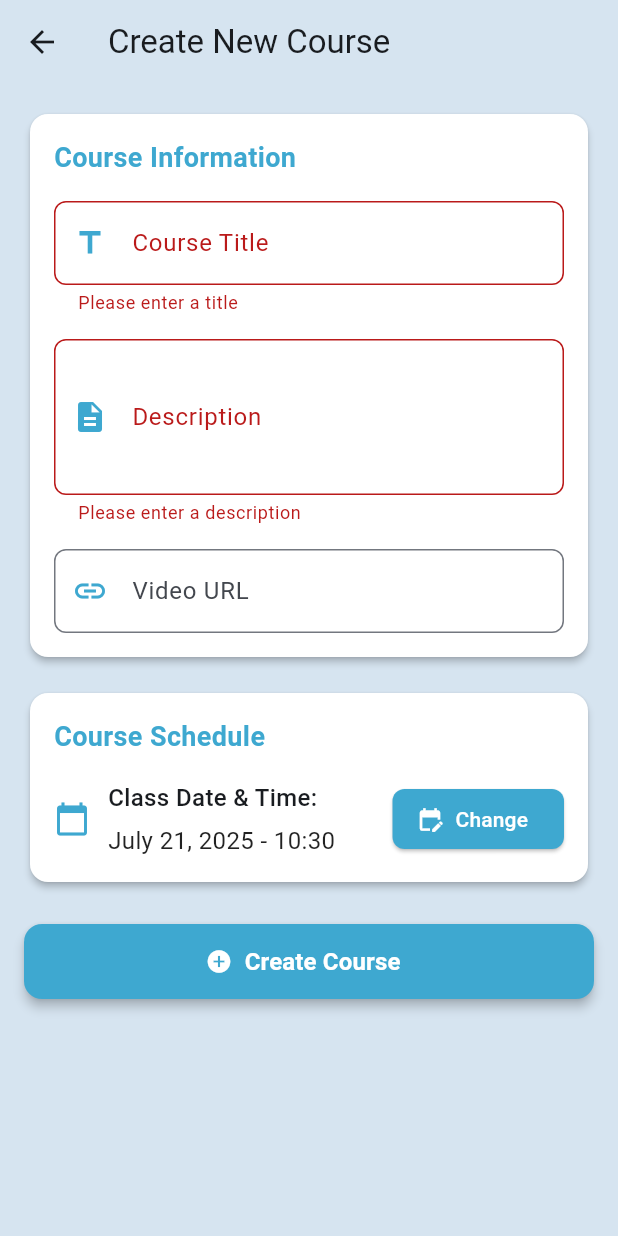
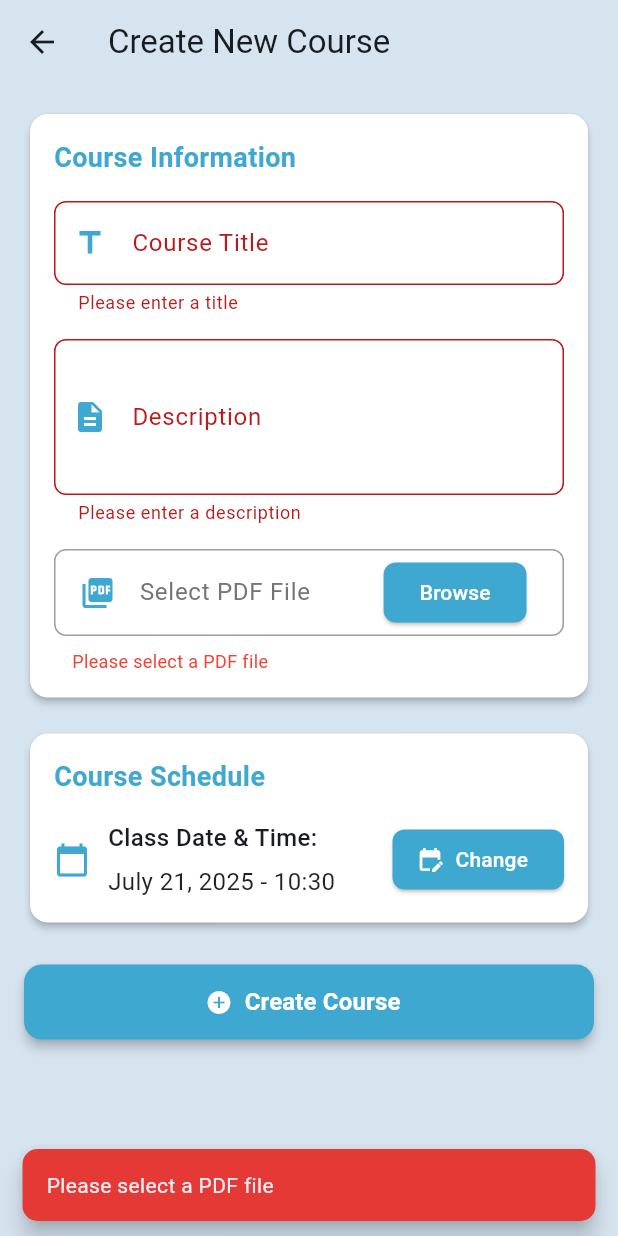
Before and after one commit to dzyy7/admin_ocean_learn2, a Flutter app: the AddCourseScreen screen opened directly with empty values, after a tap on "Create Course", on a phone screen of 412 x 824 dp. Run offline on Flutter 3.47's test engine with Material 3 defaults, Android fonts, the light colour scheme and no system bars; our stand-ins replace cached_network_image, file_picker, firebase_core, firebase_messaging, flutter_svg, get and 5 more; accounts and stored records are empty; network calls fail; project files that could hold a hidden picture were left out.

Commit message:
feat: [DZ] Implement PDF file upload and download functionality in course management

```diff
--- a/lib/model/course_model.dart
+++ b/lib/model/course_model.dart
@@ -2,21 +2,19 @@ class CourseModel {
   final String id;
   final String title;
   final String description;
-  final String videoUrl;
+  final String filePath;
   final DateTime date;
   final String? qrCode;
   final DateTime? qrEndDate;
-  String note;
 
   CourseModel({
     required this.id,
     required this.title,
     required this.description,
-    required this.videoUrl,
+    required this.filePath,
     required this.date,
     this.qrCode,
     this.qrEndDate,
-    this.note = '',
   });
 
   factory CourseModel.fromApiJson(Map<String, dynamic> json) {
@@ -26,13 +24,12 @@ class CourseModel {
 
     return CourseModel(
       id: json['id'].toString(),
-      title: data['title'] ?? '',
+      title: data['title'] ??  '',
       description: data['description'] ?? '',
-      videoUrl: data['video_url'] ?? '',
+      filePath: data['file_path'] ?? '',
       date: DateTime.tryParse(dateData['class_date'] ?? '') ?? DateTime.now(),
       qrCode: qrData['qr_code'],
       qrEndDate: DateTime.tryParse(qrData['end_at'] ?? ''),
-      note: data['note'] ?? '',
     );
   }
 }
--- a/lib/pages/course_page/add_course_screen.dart
+++ b/lib/pages/course_page/add_course_screen.dart
@@ -1,7 +1,9 @@
+import 'dart:io';
 import 'package:admin_ocean_learn2/services/course_service.dart';
 import 'package:admin_ocean_learn2/utils/color_palette.dart';
 import 'package:flutter/material.dart';
 import 'package:intl/intl.dart';
+import 'package:file_picker/file_picker.dart';
 
 class AddCourseScreen extends StatefulWidget {
   final CourseService lessonService;
@@ -17,9 +19,37 @@ class _AddCourseScreenState extends State<AddCourseScreen> {
   final _formKey = GlobalKey<FormState>();
   final _titleController = TextEditingController();
   final _descriptionController = TextEditingController();
-  final _urlController = TextEditingController();
   DateTime _selectedClassDate = DateTime.now();
   bool _isLoading = false;
+  File? _selectedPdfFile;
+  String? _selectedFileName;
+
+  Future<void> _selectPdfFile() async {
+    try {
+      FilePickerResult? result = await FilePicker.platform.pickFiles(
+        type: FileType.custom,
+        allowedExtensions: ['pdf'],
+        allowMultiple: false,
+      );
+
+      if (result != null && result.files.single.path != null) {
+        setState(() {
+          _selectedPdfFile = File(result.files.single.path!);
+          _selectedFileName = result.files.single.name;
+        });
+      }
+    } catch (e) {
+      print('Error picking file: $e');
+      if (mounted) {
+        ScaffoldMessenger.of(context).showSnackBar(
+          SnackBar(
+            content: Text('Error selecting file: $e'),
+            backgroundColor: Colors.red[600],
+          ),
+        );
+      }
+    }
+  }
 
   Future<void> _selectDate(DateTime initialDate, bool isClassDate) async {
     final DateTime? pickedDate = await showDatePicker(
@@ -156,31 +186,45 @@ class _AddCourseScreenState extends State<AddCourseScreen> {
                             },
                           ),
                           const SizedBox(height: 16),
-                          TextFormField(
-                            controller: _urlController,
-                            decoration: InputDecoration(
-                              labelText: 'Video URL',
-                              border: OutlineInputBorder(
-                                borderRadius: BorderRadius.circular(8),
+                          // PDF File Selection
+                          Container(
+                            decoration: BoxDecoration(
+                              border: Border.all(color: Colors.grey),
+                              borderRadius: BorderRadius.circular(8),
+                            ),
+                            child: ListTile(
+                              leading: const Icon(Icons.picture_as_pdf, color: primaryColor),
+                              title: Text(
+                                _selectedFileName ?? 'Select PDF File',
+                                style: TextStyle(
+                                  color: _selectedFileName != null ? Colors.black : Colors.grey[600],
+                                ),
                               ),
-                              prefixIcon: const Icon(Icons.link, color: primaryColor),
-                              hintText: 'https://example.com/video',
-                              focusedBorder: OutlineInputBorder(
-                                borderRadius: BorderRadius.circular(8),
-                                borderSide: const BorderSide(color: primaryColor, width: 2),
+                              trailing: ElevatedButton(
+                                onPressed: _selectPdfFile,
+                                style: ElevatedButton.styleFrom(
+                                  backgroundColor: primaryColor,
+                                  foregroundColor: Colors.white,
+                                  shape: RoundedRectangleBorder(
+                                    borderRadius: BorderRadius.circular(8),
+                                  ),
+                                ),
+                                child: const Text('Browse'),
+                              ),
+                              onTap: _selectPdfFile,
+                            ),
+                          ),
+                          if (_selectedPdfFile == null)
+                            const Padding(
+                              padding: EdgeInsets.only(top: 8.0, left: 12.0),
+                              child: Text(
+                                'Please select a PDF file',
+                                style: TextStyle(
+                                  color: Colors.red,
+                                  fontSize: 12,
+                                ),
                               ),
                             ),
-                            validator: (value) {
-                              if (value != null && value.isNotEmpty) {
-                                bool validURL =
-                                    Uri.tryParse(value)?.hasAbsolutePath ?? false;
-                                if (!validURL) {
-                                  return 'Please enter a valid URL';
-                                }
-                              }
-                              return null;
-                            },
-                          ),
                         ],
                       ),
                     ),
@@ -266,7 +310,7 @@ class _AddCourseScreenState extends State<AddCourseScreen> {
                       onPressed: _isLoading
                           ? null
                           : () async {
-                              if (_formKey.currentState!.validate()) {
+                              if (_formKey.currentState!.validate() && _selectedPdfFile != null) {
                                 setState(() {
                                   _isLoading = true;
                                 });
@@ -275,7 +319,7 @@ class _AddCourseScreenState extends State<AddCourseScreen> {
                                     await widget.lessonService.createLesson(
                                   _titleController.text,
                                   _descriptionController.text,
-                                  _urlController.text,
+                                  _selectedPdfFile!,
                                   _selectedClassDate,
                                 );
 
@@ -311,6 +355,17 @@ class _AddCourseScreenState extends State<AddCourseScreen> {
                                     );
                                   }
                                 }
+                              } else if (_selectedPdfFile == null) {
+                                ScaffoldMessenger.of(context).showSnackBar(
+                                  SnackBar(
+                                    content: const Text("Please select a PDF file"),
+                                    backgroundColor: Colors.red[600],
+                                    behavior: SnackBarBehavior.floating,
+                                    shape: RoundedRectangleBorder(
+                                      borderRadius: BorderRadius.circular(10),
+                                    ),
+                                  ),
+                                );
                               }
                             },
                       label: _isLoading
@@ -357,7 +412,6 @@ class _AddCourseScreenState extends State<AddCourseScreen> {
   void dispose() {
     _titleController.dispose();
     _descriptionController.dispose();
-    _urlController.dispose();
     super.dispose();
   }
 }
--- a/lib/pages/course_page/course_detail_page.dart
+++ b/lib/pages/course_page/course_detail_page.dart
@@ -25,14 +25,12 @@ class _CourseDetailPageState extends State<CourseDetailPage> {
   bool _isNoteVisible = false;
   bool _isLoading = false;
   bool _isAdmin = false;
-  late TextEditingController _noteController;
   late CourseModel _currentCourse;
 
   @override
   void initState() {
     super.initState();
     _currentCourse = widget.course;
-    _noteController = TextEditingController(text: widget.course.note);
     _checkAdminStatus();
     _loadCourseDetail();
   }
@@ -55,8 +53,7 @@ class _CourseDetailPageState extends State<CourseDetailPage> {
     if (courseDetail != null) {
       setState(() {
         _currentCourse = courseDetail;
-        _noteController.text = courseDetail.note;
-      });
+     });
     }
 
     setState(() {
@@ -81,7 +78,6 @@ class _CourseDetailPageState extends State<CourseDetailPage> {
 
   @override
   void dispose() {
-    _noteController.dispose();
     super.dispose();
   }
 
--- a/lib/widget/course_component/lesson_card.dart
+++ b/lib/widget/course_component/lesson_card.dart
@@ -1,15 +1,51 @@
 import 'package:admin_ocean_learn2/model/course_model.dart';
 import 'package:admin_ocean_learn2/utils/color_palette.dart';
+import 'package:admin_ocean_learn2/utils/user_storage.dart';
 import 'package:flutter/material.dart';
 import 'package:flutter_svg/flutter_svg.dart';
 import 'package:google_fonts/google_fonts.dart';
 import 'package:intl/intl.dart';
+import 'package:http/http.dart' as http;
+import 'dart:io';
+import 'package:path_provider/path_provider.dart';
+import 'package:open_file/open_file.dart';
 import 'package:url_launcher/url_launcher.dart';
 
 class LessonCard extends StatelessWidget {
   final CourseModel course;
 
   const LessonCard({Key? key, required this.course}) : super(key: key);
+
+  Future<void> _downloadAndOpenPdf(BuildContext context) async {
+    final token = await UserStorage
+        .getToken(); // sesuaikan dengan tempat kamu simpan token
+    final url =
+        'https://ocean-learn-api.rplrus.com/api/v1/courses/${course.id}/download';
+
+    try {
+      final response = await http.get(
+        Uri.parse(url),
+        headers: {'Authorization': 'Bearer $token'},
+      );
+
+      if (response.statusCode == 200) {
+        final bytes = response.bodyBytes;
+        final dir = await getTemporaryDirectory();
+        final file = File('${dir.path}/lesson_${course.id}.pdf');
+        await file.writeAsBytes(bytes);
+        await OpenFile.open(file.path);
+      } else {
+        ScaffoldMessenger.of(context).showSnackBar(
+          SnackBar(
+              content: Text('Failed to download PDF: ${response.statusCode}')),
+        );
+      }
+    } catch (e) {
+      ScaffoldMessenger.of(context).showSnackBar(
+        SnackBar(content: Text('Error opening file: $e')),
+      );
+    }
+  }
 
   @override
   Widget build(BuildContext context) {
@@ -29,21 +65,16 @@ class LessonCard extends StatelessWidget {
               Column(
                 crossAxisAlignment: CrossAxisAlignment.start,
                 children: [
-                  Text(
-                    "Incoming Class",
-                    style: GoogleFonts.inter(
-                      fontSize: 16,
-                      fontWeight: FontWeight.bold,
-                      color: Colors.black
-                    )
-                  ),
-                  Text(
-                    DateFormat('MMMM d yyyy').format(course.date),
-                    style: const TextStyle(fontSize: 14, color: Colors.black87)
-                  ),
+                  Text("Incoming Class",
+                      style: GoogleFonts.inter(
+                          fontSize: 16,
+                          fontWeight: FontWeight.bold,
+                          color: Colors.black)),
+                  Text(DateFormat('MMMM d yyyy').format(course.date),
+                      style:
+                          const TextStyle(fontSize: 14, color: Colors.black87)),
                 ],
               ),
-
             ],
           ),
           const SizedBox(height: 20),
@@ -66,21 +97,8 @@ class LessonCard extends StatelessWidget {
             child: Material(
               color: Colors.transparent,
               child: InkWell(
+                onTap: () => _downloadAndOpenPdf(context),
                 borderRadius: BorderRadius.circular(24),
-                onTap: () async {
-                  if (course.videoUrl.isNotEmpty) {
-                    final Uri url = Uri.parse(course.videoUrl);
-                    if (!await launchUrl(url, mode: LaunchMode.externalApplication)) {
-                      ScaffoldMessenger.of(context).showSnackBar(
-                        const SnackBar(content: Text('Could not open the URL'))
-                      );
-                    }
-                  } else {
-                    ScaffoldMessenger.of(context).showSnackBar(
-                      const SnackBar(content: Text('No URL available for this lesson'))
-                    );
-                  }
-                },
                 child: Center(
                   child: Text(
                     "Let's check the lessons!",
```
Also changed, not shown: lib/pages/course_page/edit_course_page.dart (+1 -19 lines), lib/services/course_service.dart (+31 -29 lines), pubspec.yaml (+6 -3 lines), pubspec.lock, 7 other files.
